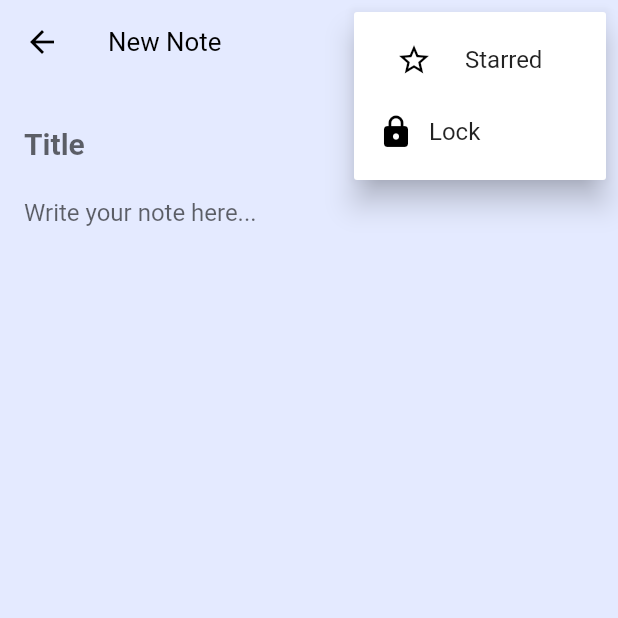
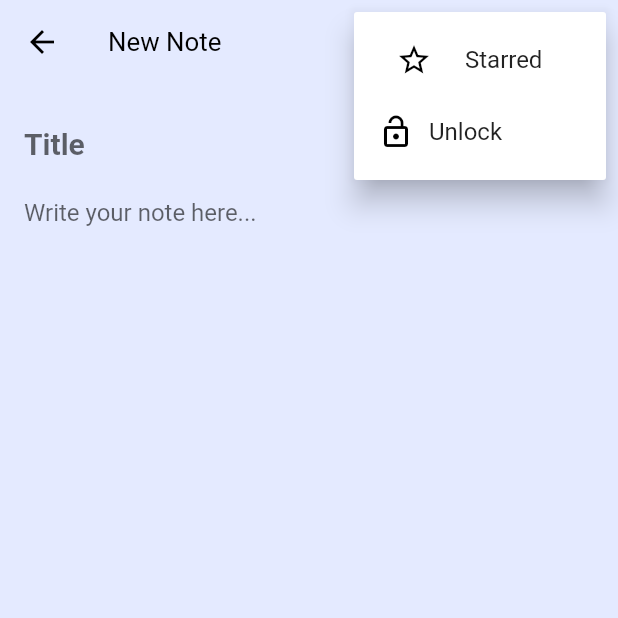
Before and after one commit to akibur-rahman-wix-buddy/martin_app, a Flutter app: the NoteEditorScreen screen opened directly with empty values, after a tap on the "more vert" icon, on a phone screen of 412 x 824 dp, the top half of it. Run offline on Flutter 3.47's test engine with Material 3 defaults, Android fonts, the phone set to English and light mode, and no system bars; drawn by our look-alikes of auto_animated; our stand-ins replace carousel_slider, dio, file_picker, flutter_screenutil, get, get_it and 5 more; missing offline and left inert: dotlottie_loader; accounts and stored records are empty; project files that could hold a hidden picture were left out.

Commit message:
added lock screen

```diff
--- a/lib/features/home/presentation/edit_notes/note_edit_screen.dart
+++ b/lib/features/home/presentation/edit_notes/note_edit_screen.dart
@@ -26,6 +26,13 @@ class _NoteEditorScreenState extends State<NoteEditorScreen> {
       _isStarred = !_isStarred;
     });
     _saveNote();
+  }
+
+  void _toggleLocked() {
+    setState(() {
+      _isLocked = !_isLocked;
+    });
+    widget.onSave();
   }
 
   @override
@@ -120,9 +127,10 @@ class _NoteEditorScreenState extends State<NoteEditorScreen> {
                   value: "lock",
                   child: Row(
                     children: [
-                      Icon(Icons.lock, color: Colors.black),
+                      Icon(_isLocked ? Icons.lock : Icons.lock_open,
+                          color: Colors.black),
                       SizedBox(width: 10),
-                      Text("Lock"),
+                      Text(_isLocked ? "Lock" : "Unlock"),
                     ],
                   ),
                   onTap: () {
--- a/lib/features/home/presentation/home.dart
+++ b/lib/features/home/presentation/home.dart
@@ -79,6 +79,8 @@ class _HomeScreenState extends State<HomeScreen> {
 
   void _fetchNotes() async {
     final notes = await DatabaseHelper().getActiveNotes();
+
+    final unlockedNotes = notes.where((note) => note['locked'] == 0).toList();
     setState(() {
       _notes = notes;
       _filteredNotes = notes;
```
Also changed, not shown: lib/features/database/db_helper.dart (+10 -0 lines), lib/features/lock_notes/presentation/lock_notes.dart (+4 -18 lines).
